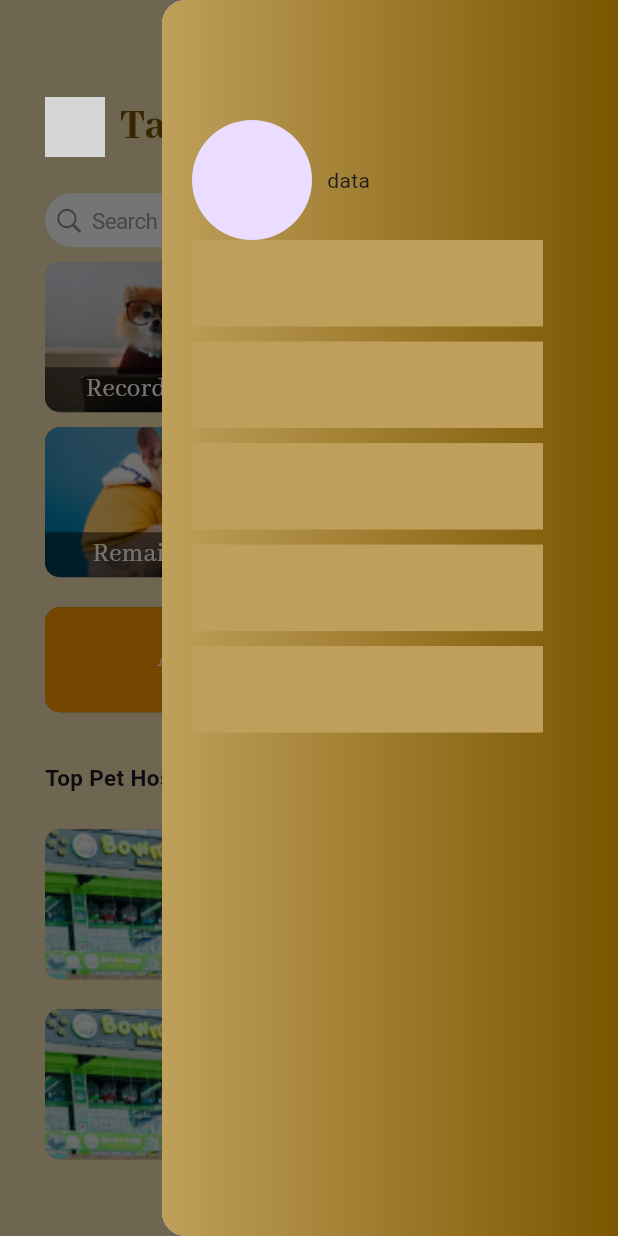
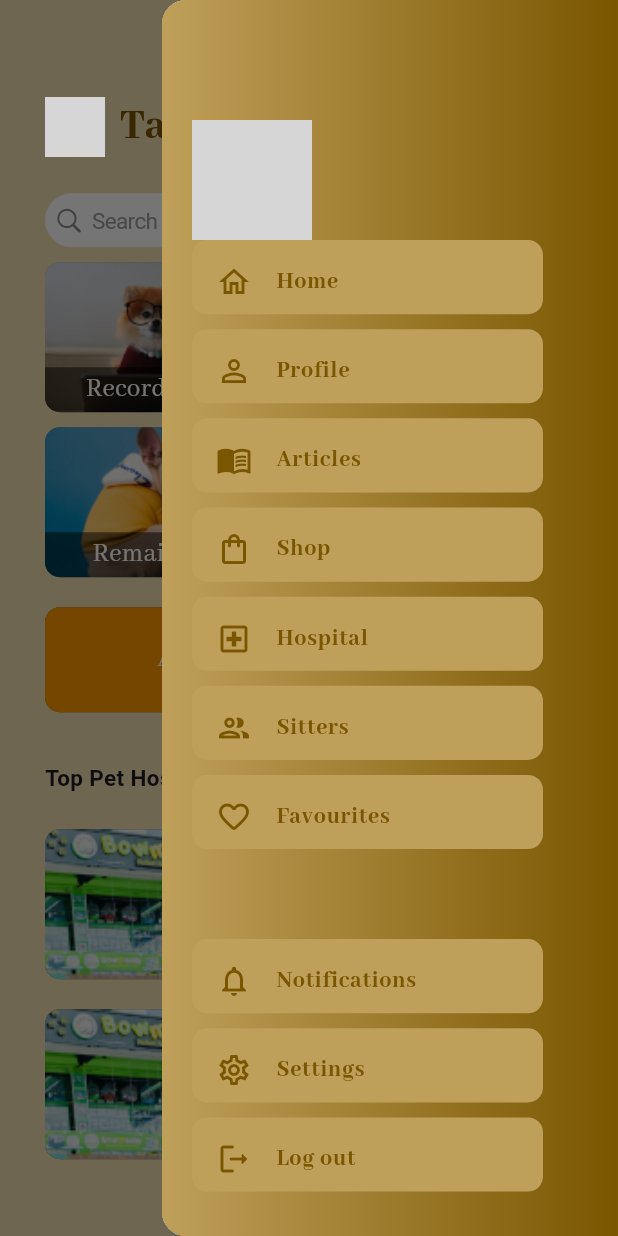
Before and after one commit to rohithvijayan774/Tailwag_project, a Flutter app: the Care screen opened directly, with the side drawer open, on a phone screen of 412 x 824 dp. Run offline on Flutter 3.47's test engine with Material 2 defaults, Android fonts, the phone set to English and light mode, and no system bars; our stand-ins replace cloud_firestore, cool_alert, country_picker, date_picker_timeline, firebase_auth, firebase_core and 5 more; accounts and stored records are empty; network calls fail; Roboto replaces fonts that are missing (SofiaPro); project files that could hold a hidden picture were left out; grey boxes are pictures that could not be loaded.

Commit message:
hospital added

```diff
--- a/lib/controller/controller.dart
+++ b/lib/controller/controller.dart
@@ -12,6 +12,7 @@ import 'package:image_picker/image_picker.dart';
 import 'package:intl/intl.dart';
 import 'package:shared_preferences/shared_preferences.dart';
 import 'package:tailwag/const.dart';
+import 'package:tailwag/controller/bottomnavbar_controller.dart';
 import 'package:tailwag/controller/sitter_controller.dart';
 import 'package:tailwag/models/my_notes_model.dart';
 import 'package:tailwag/models/reminder_model.dart';
@@ -739,4 +740,32 @@ class Controller extends ChangeNotifier {
     print('Pic uploaded successfully');
     notifyListeners();
   }
+
+  //_______________________________DRAWER_______________________________________
+
+  List<String> drawerTitles = [
+    'Home',
+    'Profile',
+    'Articles',
+    'Shop',
+    'Hospital',
+    'Sitters',
+    'Favourites',
+    'Notifications',
+    'Settings',
+    'Log out'
+  ];
+
+  List<Icon> drawerIcons = [
+    const Icon(Icons.home_outlined),
+    const Icon(Icons.person_outline_outlined),
+    const Icon(Icons.menu_book_outlined),
+    const Icon(Icons.shopping_bag_outlined),
+    const Icon(Icons.local_hospital_outlined),
+    const Icon(Icons.people_outline_sharp),
+    const Icon(Icons.favorite_border_rounded),
+    const Icon(Icons.notifications_none_outlined),
+    const Icon(Icons.settings_outlined),
+    const Icon(Icons.logout_rounded),
+  ];
 }
--- a/lib/main.dart
+++ b/lib/main.dart
@@ -3,6 +3,7 @@ import 'package:flutter/material.dart';
 import 'package:provider/provider.dart';
 import 'package:tailwag/controller/bottomnavbar_controller.dart';
 import 'package:tailwag/controller/controller.dart';
+import 'package:tailwag/controller/hospital_controller.dart';
 import 'package:tailwag/controller/sitter_bottomnavbar_controller.dart';
 import 'package:tailwag/controller/sitter_controller.dart';
 import 'package:tailwag/firebase_options.dart';
@@ -34,6 +35,9 @@ class MyApp extends StatelessWidget {
         ChangeNotifierProvider<SitterBottomNavBarController>(
           create: (context) => SitterBottomNavBarController(),
         ),
+        ChangeNotifierProvider<HospitalController>(
+          create: (context) => HospitalController(),
+        ),
       ],
       child: MaterialApp(
         debugShowCheckedModeBanner: false,
--- /dev/null
+++ b/lib/models/hospital_model.dart
@@ -0,0 +1,47 @@
+class HospitalModel {
+  String hospitalid;
+  String hospitalName;
+  String? hospitalDetails;
+  String hospitalPhoto;
+  String hospitalLocation;
+  double hospitalRating;
+  String? hospitalImages;
+  String? hospitalMedia;
+
+  HospitalModel({
+    required this.hospitalid,
+    required this.hospitalName,
+    this.hospitalDetails,
+    required this.hospitalPhoto,
+    required this.hospitalLocation,
+    required this.hospitalRating,
+    this.hospitalImages,
+    this.hospitalMedia,
+  });
+
+  factory HospitalModel.fromMap(Map<String, dynamic> map) {
+    return HospitalModel(
+      hospitalid: map['hospitalid'],
+      hospitalName: map['hospitalName'],
+      hospitalPhoto: map['hospitalPhoto'],
+      hospitalLocation: map['hospitalLocation'],
+      hospitalRating: map['hospitalRating'],
+      hospitalDetails: map['hospitalDetails'],
+      hospitalImages: map['hospitalImages'],
+      hospitalMedia: map['hospitalMedia'],
+    );
+  }
+
+  Map<String, dynamic> toMap() {
+    return {
+      'hospitalid': hospitalid,
+      'hospitalName': hospitalName,
+      'hospitalPhoto': hospitalPhoto,
+      'hospitalLocation': hospitalLocation,
+      'hospitalRating': hospitalRating,
+      'hospitalDetails': hospitalDetails,
+      'hospitalImages': hospitalImages,
+      'hospitalMedia': hospitalMedia,
+    };
+  }
+}
--- a/lib/views/care.dart
+++ b/lib/views/care.dart
@@ -2,9 +2,12 @@ import 'package:flutter/cupertino.dart';
 import 'package:flutter/material.dart';
 import 'package:provider/provider.dart';
 import 'package:tailwag/const.dart';
+import 'package:tailwag/controller/bottomnavbar_controller.dart';
 import 'package:tailwag/controller/controller.dart';
+import 'package:tailwag/controller/hospital_controller.dart';
 import 'package:tailwag/views/care_categories/grooming.dart';
 import 'package:tailwag/views/care_categories/medicare.dart';
+import 'package:tailwag/views/care_categories/pet_hospitals.dart';
 import 'package:tailwag/views/care_categories/record_datas.dart';
 import 'package:tailwag/views/care_categories/reminder.dart';
 import 'package:tailwag/widgets/shop_list_tile.dart';
@@ -18,13 +21,50 @@ class Care extends StatelessWidget {
   Widget build(BuildContext context) {
     final height = MediaQuery.of(context).size.height;
     final width = MediaQuery.of(context).size.width;
-    final carePagePeovider = Provider.of<Controller>(context, listen: false);
+    final carePageProvider = Provider.of<Controller>(context, listen: false);
+    final bottomNavBarController =
+        Provider.of<BottomNavBarController>(context, listen: false);
     final GlobalKey<ScaffoldState> scaffoldKey = GlobalKey<ScaffoldState>();
 
-    final drawerItems = {
-      'Home': Icon(Icons.home_outlined),
-      'Profile': Icon(Icons.person_outline_outlined),
-    };
+    void drawerList(int index) {
+      switch (index) {
+        case 0:
+          bottomNavBarController.updateIndex(2);
+          Navigator.of(context).pop();
+          break;
+        case 1:
+          bottomNavBarController.updateIndex(4);
+          Navigator.of(context).pop();
+          break;
+        case 2:
+          // bottomNavBarController.updateIndex(2);
+          Navigator.of(context).pop();
+          break;
+        case 3:
+          bottomNavBarController.updateIndex(0);
+          Navigator.of(context).pop();
+          break;
+        case 4:
+          Navigator.of(context).push(MaterialPageRoute(
+            builder: (context) => const PetHospitals(),
+          ));
+          break;
+        case 5:
+          bottomNavBarController.updateIndex(1);
+          Navigator.of(context).pop();
+          break;
+        case 6:
+          // bottomNavBarController.updateIndex(1);
+          Navigator.of(context).pop();
+          break;
+        case 9:
+          // bottomNavBarController.updateIndex(1);
+          carePageProvider.signOut(context);
+          bottomNavBarController.currentIndex = 2;
+          break;
+        default:
+      }
+    }
 
     return Scaffold(
       key: scaffoldKey,
@@ -44,10 +84,10 @@ class Care extends StatelessWidget {
                     mainAxisAlignment: MainAxisAlignment.start,
                     children: [
                       CircleAvatar(
-                        backgroundImage: carePagePeovider.userModel.petPic ==
+                        backgroundImage: carePageProvider.userModel.petPic ==
                                 null
                             ? const AssetImage('assets/images/profile_pic.png')
-                            : NetworkImage(carePagePeovider.userModel.petPic!)
+                            : NetworkImage(carePageProvider.userModel.petPic!)
                                 as ImageProvider<Object>,
                       ),
                       const SizedBox(
@@ -239,7 +279,18 @@ class Care extends StatelessWidget {
                             fontSize: 15,
                             fontWeight: FontWeight.bold),
                       ),
-                      TextButton(onPressed: () {}, child: const Text('See all'))
+                      Consumer<HospitalController>(
+                          builder: (context, hospitalController, _) {
+                        return TextButton(
+                            onPressed: () {
+                              Navigator.of(context).push(
+                                MaterialPageRoute(
+                                  builder: (context) => const PetHospitals(),
+                                ),
+                              );
+                            },
+                            child: const Text('See all'));
+                      })
                     ],
                   ),
                   const ShopListTile(
@@ -273,18 +324,31 @@ class Care extends StatelessWidget {
               left: 20,
               right: 50,
               top: 80,
+              bottom: 20,
             ),
             child: Column(
               children: [
                 Row(
                   children: [
                     CircleAvatar(
+                      backgroundImage: carePageProvider.userModel.petPic == null
+                          ? const AssetImage('assets/images/profile_pic.png')
+                          : NetworkImage(carePageProvider.userModel.petPic!)
+                              as ImageProvider<Object>,
                       radius: 40,
                     ),
-                    SizedBox(
+                    const SizedBox(
                       width: 10,
                     ),
-                    Text('data'),
+                    Text(
+                      carePageProvider.userModel.petName == null
+                          ? '[Pet name]'
+                          : carePageProvider.userModel.petName!,
+                      style: const TextStyle(
+                          fontFamily: 'AbhayaLibre',
+                          fontSize: 20,
+                          color: color1),
+                    ),
                   ],
                 ),
                 // SizedBox(
@@ -292,17 +356,39 @@ class Care extends StatelessWidget {
                 // ),
                 Expanded(
                   child: ListView.separated(
-                      separatorBuilder: (context, index) => const SizedBox(
-                            height: 10,
+                    separatorBuilder: (context, index) => SizedBox(
+                      height: index == 6 ? 60 : 10,
+                    ),
+                    itemCount: carePageProvider.drawerTitles.length,
+                    itemBuilder: (context, index) {
+                      return Container(
+                        width: width,
+                        height: height * 0.06,
+                        decoration: const BoxDecoration(
+                            color: color3,
+                            borderRadius:
+                                BorderRadius.all(Radius.circular(10))),
+                        child: Center(
+                          child: ListTile(
+                            leading: Icon(
+                              carePageProvider.drawerIcons[index].icon,
+                              color: color2,
+                            ),
+                            title: Text(
+                              carePageProvider.drawerTitles[index],
+                              style: const TextStyle(
+                                color: color2,
+                                fontFamily: 'AbhayaLibre',
+                              ),
+                            ),
+                            onTap: () {
+                              drawerList(index);
+                            },
                           ),
-                      itemCount: 5,
-                      itemBuilder: (context, index) {
-                        return Container(
-                            width: width,
-                            height: height * 0.07,
-                            decoration: BoxDecoration(color: color3),
-                            child: ListTile());
-                      }),
+                        ),
+                      );
+                    },
+                  ),
                 )
               ],
             ),
--- a/pubspec.yaml
+++ b/pubspec.yaml
@@ -39,6 +39,7 @@ dependencies:
   firebase_storage: ^11.5.1
   flutter:
     sdk: flutter
+  flutter_plugin_android_lifecycle: ^2.0.17
   image_picker: ^1.0.4
   intl: ^0.18.1
   pinput: ^3.0.1
@@ -132,6 +133,7 @@ flutter:
     - assets/images/feeding.png
     - assets/images/sitter_coverpic.jpg
     - assets/images/sitter_default_propic.jpg
+    - assets/images/hospital_default_dp.jpg
 
   # An image asset can refer to one or more resolution-specific "variants", see
   # https://flutter.dev/assets-and-images/#resolution-aware
```
Also changed, not shown: lib/controller/hospital_controller.dart (added, +84 -0 lines), lib/views/care_categories/pet_hospitals.dart (added, +87 -0 lines), lib/views/profile.dart (+2 -7 lines), assets/images/hospital_default_dp.jpg (added), pubspec.lock.
